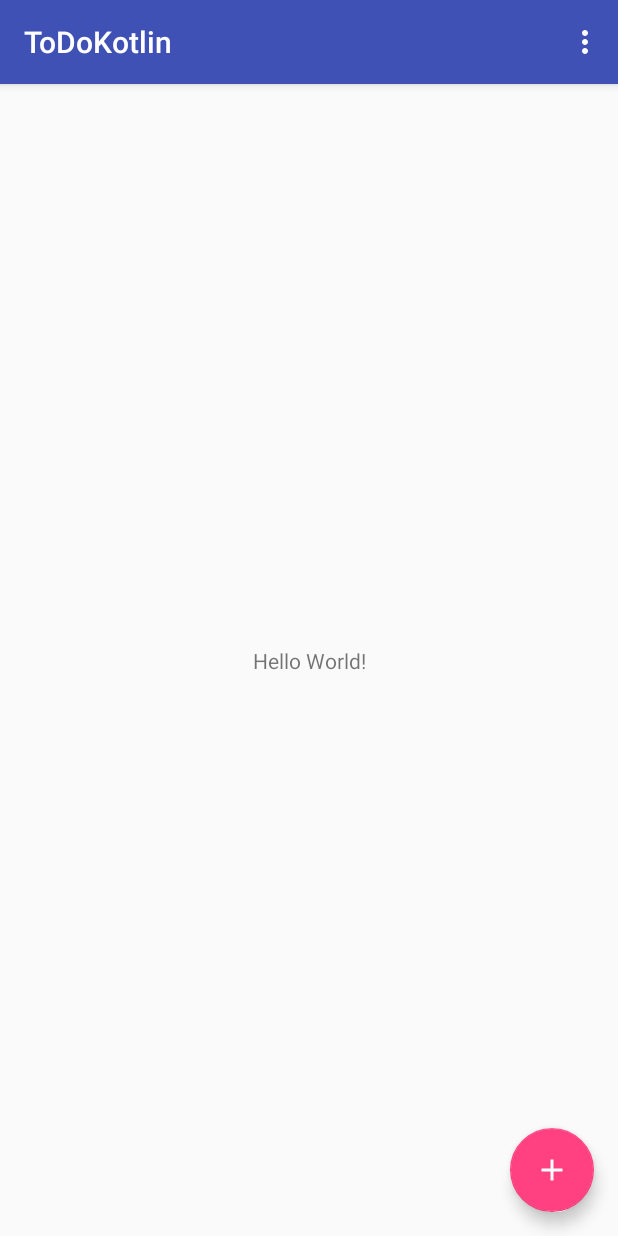
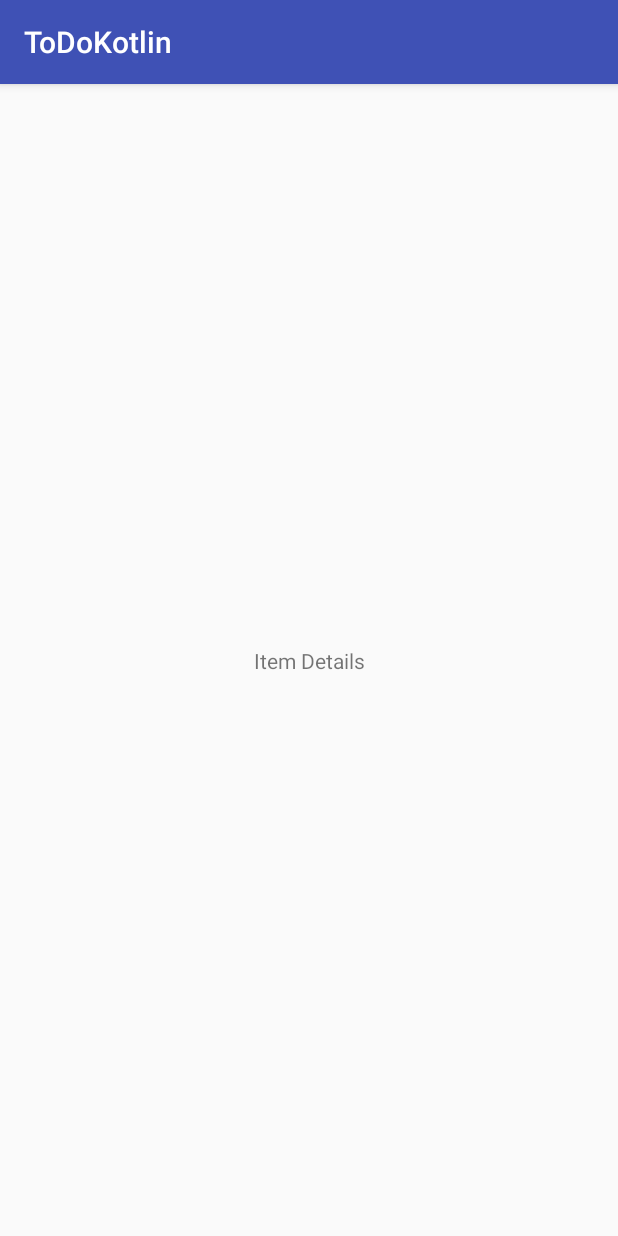
Before and after one commit to svc985/ToDoKotlin, an Android app: the screen it shows after launch (ItemsActivity before the commit, ItemDetailsActivity after it), after a tap on an icon or button, on a phone screen of 412 x 824 dp. Run offline under Robolectric (Android 15) with nearby library versions, the phone set to English and light mode, and no system bars; our stand-ins replace Dagger/Hilt's generated code, Timber.

Commit message:
Changed sourceSets to koltin instead of java, Item Details Screen introduced, Extension for launching new Activities

```diff
--- a/app/build.gradle
+++ b/app/build.gradle
@@ -21,6 +21,10 @@ android {
             proguardFiles getDefaultProguardFile('proguard-android.txt'), 'proguard-rules.pro'
         }
     }
+
+    sourceSets {
+        main.java.srcDirs += 'src/main/koltin'
+    }
 }
 
 dependencies {
--- a/app/src/main/AndroidManifest.xml
+++ b/app/src/main/AndroidManifest.xml
@@ -20,6 +20,7 @@
                 <category android:name="android.intent.category.LAUNCHER" />
             </intent-filter>
         </activity>
+        <activity android:name=".itemdetails.ItemDetailsActivity" />
     </application>
 
 </manifest>
--- /dev/null
+++ b/app/src/main/kotlin/org/prikic/todokotlin/extensions/KIntent.kt
@@ -0,0 +1,42 @@
+package org.prikic.todokotlin.extensions
+
+
+import android.app.Activity
+import android.content.Context
+import android.content.Intent
+import android.os.Build
+import android.os.Bundle
+
+/**
+ * Extensions for simpler launching of Activities
+ */
+
+inline fun <reified T : Any> Activity.launchActivityForResult(
+        requestCode: Int = -1,
+        options: Bundle? = null,
+        noinline init: Intent.() -> Unit = {}) {
+
+    val intent = newIntent<T>(this)
+    intent.init()
+    if (Build.VERSION.SDK_INT >= Build.VERSION_CODES.JELLY_BEAN) {
+        startActivityForResult(intent, requestCode, options)
+    } else {
+        startActivityForResult(intent, requestCode)
+    }
+}
+
+inline fun <reified T : Any> Context.launchActivity(
+        options: Bundle? = null,
+        noinline init: Intent.() -> Unit = {}) {
+
+    val intent = newIntent<T>(this)
+    intent.init()
+    if (Build.VERSION.SDK_INT >= Build.VERSION_CODES.JELLY_BEAN) {
+        startActivity(intent, options)
+    } else {
+        startActivity(intent)
+    }
+}
+
+inline fun <reified T : Any> newIntent(context: Context): Intent =
+        Intent(context, T::class.java)
--- /dev/null
+++ b/app/src/main/kotlin/org/prikic/todokotlin/itemdetails/ItemDetailsActivity.kt
@@ -0,0 +1,16 @@
+package org.prikic.todokotlin.itemdetails
+
+import android.os.Bundle
+import android.support.v7.app.AppCompatActivity
+import org.prikic.todokotlin.R
+import timber.log.Timber
+
+class ItemDetailsActivity: AppCompatActivity() {
+
+    override fun onCreate(savedInstanceState: Bundle?) {
+        super.onCreate(savedInstanceState)
+        setContentView(R.layout.item_details)
+
+        Timber.d("Item details activity opened")
+    }
+}
--- a/app/src/main/java/org/prikic/todokotlin/items/ItemsActivity.kt
+++ b/app/src/main/kotlin/org/prikic/todokotlin/items/ItemsActivity.kt
@@ -6,6 +6,8 @@ import android.view.Menu
 import android.view.MenuItem
 import kotlinx.android.synthetic.main.activity_items.*
 import org.prikic.todokotlin.R
+import org.prikic.todokotlin.extensions.launchActivity
+import org.prikic.todokotlin.itemdetails.ItemDetailsActivity
 import timber.log.Timber
 
 class ItemsActivity : AppCompatActivity() {
@@ -17,6 +19,8 @@ class ItemsActivity : AppCompatActivity() {
 
         fab.setOnClickListener { _ ->
             Timber.d("open Item Details screen")
+            launchActivity<ItemDetailsActivity> {  }
+
         }
     }
 
--- /dev/null
+++ b/app/src/main/res/layout/item_details.xml
@@ -0,0 +1,21 @@
+<?xml version="1.0" encoding="utf-8"?>
+<android.support.constraint.ConstraintLayout
+    xmlns:android="http://schemas.android.com/apk/res/android"
+    xmlns:app="http://schemas.android.com/apk/res-auto"
+    android:layout_width="match_parent"
+    android:layout_height="match_parent">
+
+    <TextView
+        android:id="@+id/textView"
+        android:layout_width="wrap_content"
+        android:layout_height="wrap_content"
+        android:layout_marginBottom="8dp"
+        android:layout_marginEnd="8dp"
+        android:layout_marginStart="8dp"
+        android:layout_marginTop="8dp"
+        android:text="@string/item_details_lbl_test"
+        app:layout_constraintBottom_toBottomOf="parent"
+        app:layout_constraintEnd_toEndOf="parent"
+        app:layout_constraintStart_toStartOf="parent"
+        app:layout_constraintTop_toTopOf="parent" />
+</android.support.constraint.ConstraintLayout>
--- a/app/src/main/res/values/strings.xml
+++ b/app/src/main/res/values/strings.xml
@@ -1,4 +1,5 @@
 <resources>
     <string name="app_name">ToDoKotlin</string>
     <string name="action_settings">Settings</string>
+    <string name="item_details_lbl_test">Item Details</string>
 </resources>
--- a/build.gradle
+++ b/build.gradle
@@ -1,7 +1,7 @@
 // Top-level build file where you can add configuration options common to all sub-projects/modules.
 
 buildscript {
-    ext.kotlin_version = '1.1.51'
+    ext.kotlin_version = '1.1.60'
     repositories {
         google()
         jcenter()
```
Also changed, not shown: app/src/main/kotlin/org/prikic/todokotlin/App.kt (renamed from app/src/main/java/org/prikic/todokotlin/App.kt), app/src/main/kotlin/org/prikic/todokotlin/AppComponent.kt (renamed from app/src/main/java/org/prikic/todokotlin/AppComponent.kt), app/src/main/kotlin/org/prikic/todokotlin/AppModule.kt (renamed from app/src/main/java/org/prikic/todokotlin/AppModule.kt), 5 other files.
